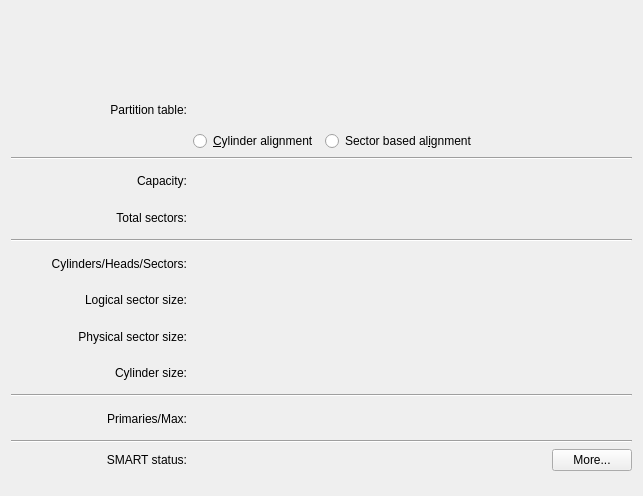
Before: the Qt Designer form src/gui/devicepropswidgetbase.ui in KDE/partitionmanager, drawn with Qt 5.
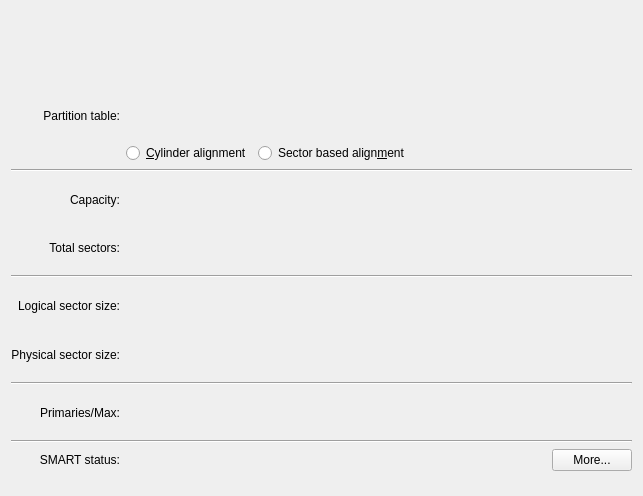
After: the same form once the commit is applied. Custom widgets are drawn as their Qt base class.

Commit message: Remove obsolete CHS information.

Diff of the .ui file:
```diff
--- a/src/gui/devicepropswidgetbase.ui
+++ b/src/gui/devicepropswidgetbase.ui
@@ -81,7 +81,7 @@
      <item>
       <widget class="QRadioButton" name="m_RadioSectorBased">
        <property name="text">
-        <string>Sector based al&amp;ignment</string>
+        <string>Sector based align&amp;ment</string>
        </property>
       </widget>
      </item>
@@ -149,35 +149,6 @@
     </widget>
    </item>
    <item row="8" column="0">
-    <widget class="QLabel" name="m_LabelTextCHS">
-     <property name="sizePolicy">
-      <sizepolicy hsizetype="Preferred" vsizetype="Preferred">
-       <horstretch>2</horstretch>
-       <verstretch>0</verstretch>
-      </sizepolicy>
-     </property>
-     <property name="text">
-      <string>Cylinders/Heads/Sectors:</string>
-     </property>
-     <property name="alignment">
-      <set>Qt::AlignRight|Qt::AlignTrailing|Qt::AlignVCenter</set>
-     </property>
-    </widget>
-   </item>
-   <item row="8" column="1">
-    <widget class="QLabel" name="m_LabelCHS">
-     <property name="sizePolicy">
-      <sizepolicy hsizetype="Preferred" vsizetype="Preferred">
-       <horstretch>5</horstretch>
-       <verstretch>0</verstretch>
-      </sizepolicy>
-     </property>
-     <property name="text">
-      <string/>
-     </property>
-    </widget>
-   </item>
-   <item row="9" column="0">
     <widget class="QLabel" name="m_LabelTextLogicalSectorSize">
      <property name="text">
       <string>Logical sector size:</string>
@@ -187,14 +158,14 @@
      </property>
     </widget>
    </item>
-   <item row="9" column="1">
+   <item row="8" column="1">
     <widget class="QLabel" name="m_LabelLogicalSectorSize">
      <property name="text">
       <string/>
      </property>
     </widget>
    </item>
-   <item row="10" column="0">
+   <item row="9" column="0">
     <widget class="QLabel" name="m_LabelTextPhysicalSectorSize">
      <property name="text">
       <string>Physical sector size:</string>
@@ -204,38 +175,28 @@
      </property>
     </widget>
    </item>
-   <item row="10" column="1">
+   <item row="9" column="1">
     <widget class="QLabel" name="m_LabelPhysicalSectorSize">
      <property name="text">
       <string/>
      </property>
     </widget>
    </item>
-   <item row="11" column="0">
-    <widget class="QLabel" name="m_LabelTextCylinderSize">
-     <property name="text">
-      <string>Cylinder size:</string>
-     </property>
-     <property name="alignment">
-      <set>Qt::AlignRight|Qt::AlignTrailing|Qt::AlignVCenter</set>
-     </property>
-    </widget>
-   </item>
-   <item row="11" column="1">
-    <widget class="QLabel" name="m_LabelCylinderSize">
-     <property name="text">
-      <string/>
-     </property>
-    </widget>
-   </item>
-   <item row="12" column="0" colspan="2">
+   <item row="10" column="0" colspan="2">
     <widget class="Line" name="line_3">
      <property name="orientation">
       <enum>Qt::Horizontal</enum>
      </property>
     </widget>
    </item>
-   <item row="13" column="0">
+   <item row="12" column="0" colspan="2">
+    <widget class="Line" name="line_4">
+     <property name="orientation">
+      <enum>Qt::Horizontal</enum>
+     </property>
+    </widget>
+   </item>
+   <item row="11" column="0">
     <widget class="QLabel" name="m_LabelTextPrimariesMax">
      <property name="text">
       <string>Primaries/Max:</string>
@@ -245,21 +206,14 @@
      </property>
     </widget>
    </item>
-   <item row="13" column="1">
+   <item row="11" column="1">
     <widget class="QLabel" name="m_LabelPrimariesMax">
      <property name="text">
       <string/>
      </property>
     </widget>
    </item>
-   <item row="14" column="0" colspan="2">
-    <widget class="Line" name="line_4">
-     <property name="orientation">
-      <enum>Qt::Horizontal</enum>
-     </property>
-    </widget>
-   </item>
-   <item row="15" column="0">
+   <item row="13" column="0">
     <widget class="QLabel" name="m_LabelTextSmartStatus">
      <property name="text">
       <string>SMART status:</string>
@@ -269,7 +223,7 @@
      </property>
     </widget>
    </item>
-   <item row="15" column="1">
+   <item row="13" column="1">
     <layout class="QHBoxLayout" name="horizontalLayout">
      <item>
       <widget class="QLabel" name="m_LabelSmartStatusIcon">
@@ -306,7 +260,7 @@
      </item>
     </layout>
    </item>
-   <item row="16" column="0" colspan="2">
+   <item row="14" column="0" colspan="2">
     <spacer name="verticalSpacer_2">
      <property name="orientation">
       <enum>Qt::Vertical</enum>
```
The commit also changes 2 other files.
